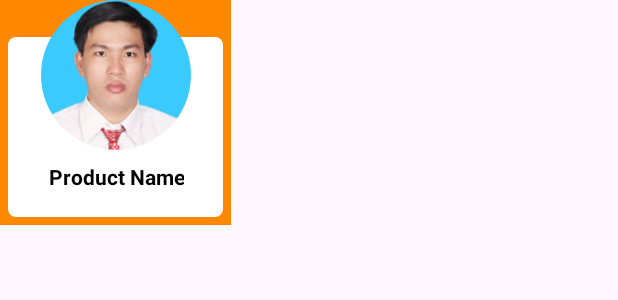
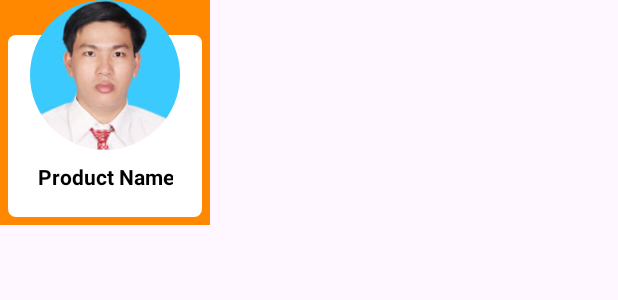
Before and after one commit to Danhuynh224/ProjectFood, an Android app: the layout item_product.xml on its own in the app's theme, with its tools: preview values and no code run, on a phone screen of 412 x 824 dp. Shown: the top 300 px of the screen. Run offline under Robolectric (Android 15) with nearby library versions, the phone set to English and light mode, and no system bars.

Commit message:
Edit MainActivity.java

```diff
--- a/APP/app/src/main/java/com/example/app/MainActivity.java
+++ b/APP/app/src/main/java/com/example/app/MainActivity.java
@@ -51,7 +51,7 @@ public class MainActivity extends AppCompatActivity {
 
         AnhXa();
         GetCategory();
-
+        GetProduct();
         // Ho Nhut Tan - 22110412
         sharedPreferences = getSharedPreferences("dataLogin", MODE_PRIVATE);
 
@@ -64,7 +64,7 @@ public class MainActivity extends AppCompatActivity {
         rcProduct = findViewById(R.id.recyclerLastProducts);//Nguyễn Hữu Vinh 22110458
     }
 
-    private void GetCategory() {//Nguyễn Hữu Vinh 22110458
+    private void GetCategory() {
         apiService = RetrofitClient.getClient().create(ServiceAPI.class);
         apiService.getCategoriesAll().enqueue(new Callback<List<Category>>() {
             @Override
--- a/APP/app/src/main/java/com/example/app/Model/Product.java
+++ b/APP/app/src/main/java/com/example/app/Model/Product.java
@@ -4,7 +4,7 @@ import com.google.gson.annotations.SerializedName;
 
 import java.util.Date;
 
-public class Product {
+public class Product {//22110458 - Nguyễn Hữu Vinh
     @SerializedName("productId")
     private Long productId;
     @SerializedName("productName")
--- a/APP/app/src/main/java/com/example/app/adapter/ProductAdapter.java
+++ b/APP/app/src/main/java/com/example/app/adapter/ProductAdapter.java
@@ -18,6 +18,7 @@ import com.example.app.R;
 import java.util.List;
 
 public class ProductAdapter extends RecyclerView.Adapter<ProductAdapter.ViewHolder>{
+    //22110458 - Nguyễn Hữu Vinh
     private List<Product> productList;
     private Context context;
 
--- a/APP/app/src/main/res/layout/item_product.xml
+++ b/APP/app/src/main/res/layout/item_product.xml
@@ -9,8 +9,8 @@
     <!-- Nguyễn Hữu Vinh 22110458 -->
     <LinearLayout
         android:id="@+id/linearLayout2"
-        android:layout_width="143dp"
-        android:layout_height="120dp"
+        android:layout_width="129dp"
+        android:layout_height="121dp"
         android:layout_margin="5dp"
         android:background="@drawable/white_bg"
         android:orientation="vertical"
```
